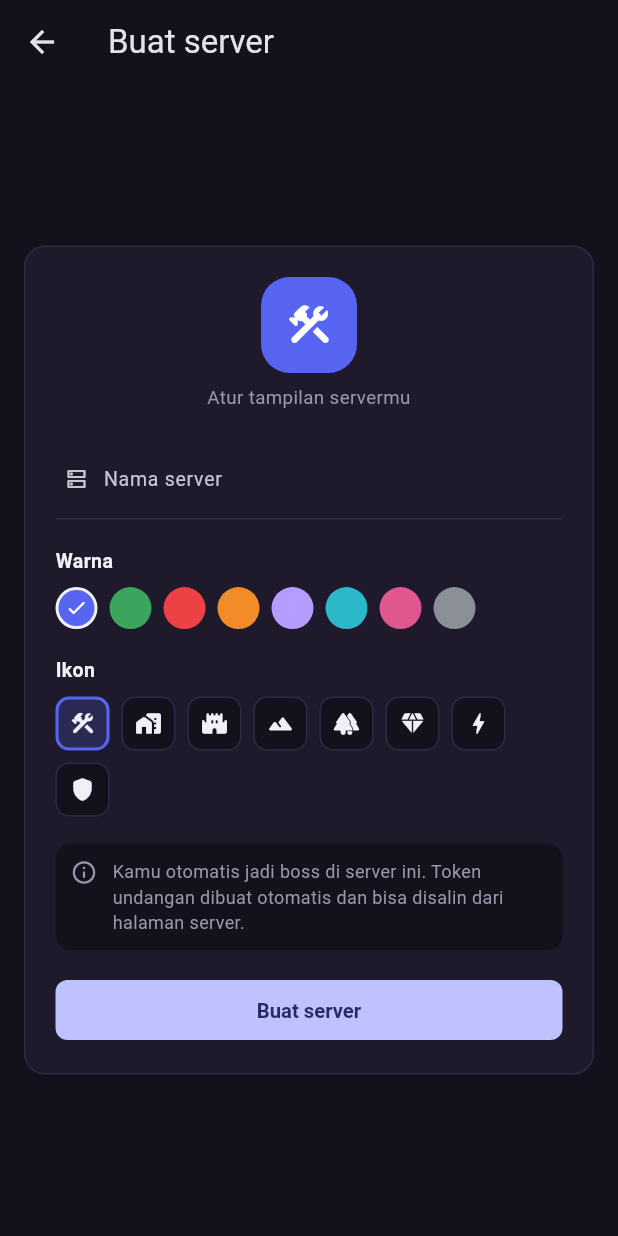
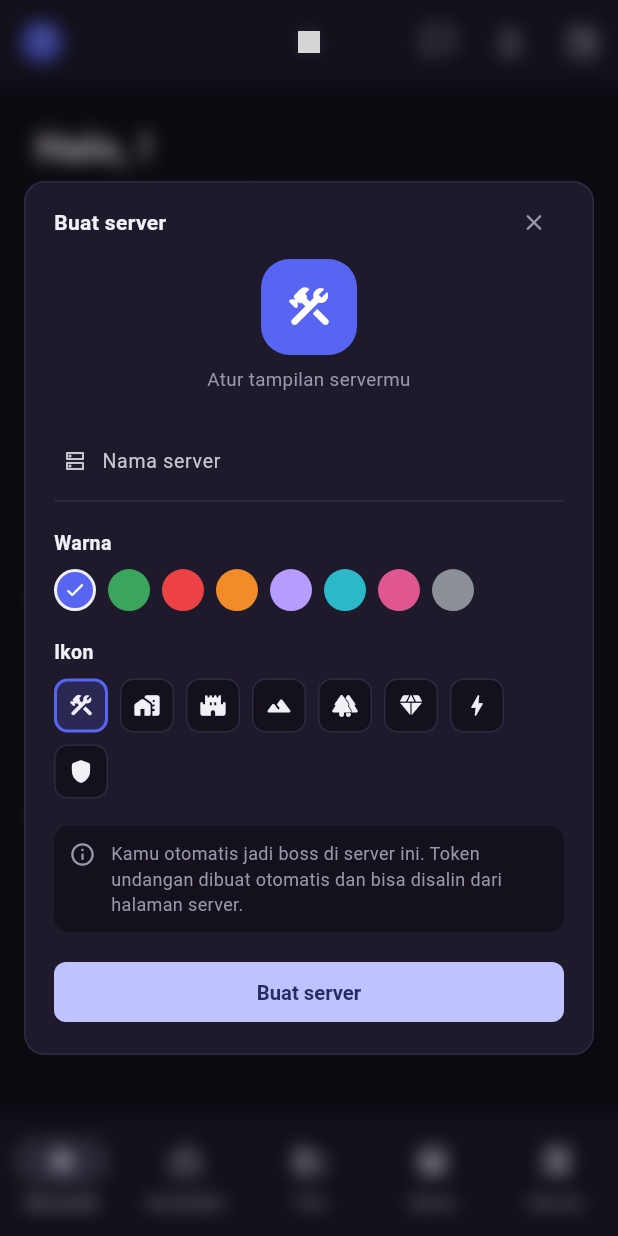
Before and after one commit to NoeiNon/RLink, a Flutter app: the DashboardScreen screen opened directly with empty values, after a tap on "Buat server", on a phone screen of 412 x 824 dp. Run offline on Flutter 3.47's test engine with Material 3 defaults, Android fonts, the phone set to English and light mode, and no system bars; our stand-ins replace file_picker, shared_preferences, supabase_flutter; accounts and stored records are empty; grey boxes are pictures that could not be loaded.

Commit message:
tambahan efek blur untuk server join/create dari homepage

```diff
--- a/lib/screens/create_server_screen.dart
+++ b/lib/screens/create_server_screen.dart
@@ -85,12 +85,9 @@ class _CreateServerScreenState extends State<CreateServerScreen> {
   @override
   Widget build(BuildContext context) {
     return Scaffold(
-      appBar: AppBar(
-        backgroundColor: Colors.transparent,
-        scrolledUnderElevation: 0,
-        title: const Text('Buat server'),
-      ),
+      backgroundColor: Colors.transparent,
       body: CompactCardPage(
+        title: 'Buat server',
         children: [
           Center(
             child: ServerAvatar(
@@ -200,7 +197,11 @@ class _CreateServerScreenState extends State<CreateServerScreen> {
             width: selected ? 2 : 1,
           ),
         ),
-        child: Icon(kServerIcons[index], size: 18, color: AppColors.textPrimary),
+        child: Icon(
+          kServerIcons[index],
+          size: 18,
+          color: AppColors.textPrimary,
+        ),
       ),
     );
   }
--- a/lib/screens/dashboard/home_tab.dart
+++ b/lib/screens/dashboard/home_tab.dart
@@ -4,6 +4,7 @@ import '../../core/app_theme.dart';
 import '../../data/mock_server_store.dart';
 import '../../models/server.dart';
 import '../../widgets/auth_layout.dart' show kFieldBorder;
+import '../../widgets/compact_card_page.dart' show blurDialogRoute;
 import '../../widgets/server_avatar.dart';
 import '../create_server_screen.dart';
 import '../join_server_screen.dart';
@@ -19,7 +20,8 @@ class _ServersLoader extends StatefulWidget {
     BuildContext context,
     List<ServerMembership>? memberships,
     Future<void> Function(Route<void> route) open,
-  ) builder;
+  )
+  builder;
 
   @override
   State<_ServersLoader> createState() => _ServersLoaderState();
@@ -50,21 +52,16 @@ class _ServersLoaderState extends State<_ServersLoader> {
       widget.builder(context, _memberships, _open);
 }
 
-Route<void> _createRoute(String username) => MaterialPageRoute<void>(
-      builder: (_) => CreateServerScreen(username: username),
-    );
+Route<void> _createRoute(String username) =>
+    blurDialogRoute<void>((_) => CreateServerScreen(username: username));
 
-Route<void> _joinRoute(String username) => MaterialPageRoute<void>(
-      builder: (_) => JoinServerScreen(username: username),
-    );
+Route<void> _joinRoute(String username) =>
+    blurDialogRoute<void>((_) => JoinServerScreen(username: username));
 
 Route<void> _serverRoute(String username, ServerMembership m) =>
     MaterialPageRoute<void>(
-      builder: (_) => ServerHomeScreen(
-        username: username,
-        server: m.server,
-        role: m.role,
-      ),
+      builder: (_) =>
+          ServerHomeScreen(username: username, server: m.server, role: m.role),
     );
 
 /// Beranda: sapaan, aksi cepat, dan server milik akun.
@@ -120,7 +117,8 @@ class HomeTab extends StatelessWidget {
             const SizedBox(height: 12),
             const _SoonCard(
               icon: Icons.badge_outlined,
-              text: 'Kandidat dan peluang yang cocok denganmu akan tampil di '
+              text:
+                  'Kandidat dan peluang yang cocok denganmu akan tampil di '
                   'sini setelah fiturnya siap.',
             ),
           ],
@@ -356,7 +354,8 @@ class _ServerCards extends StatelessWidget {
     if (list.isEmpty) {
       return const _SoonCard(
         icon: Icons.dns_outlined,
-        text: 'Kamu belum bergabung di server mana pun. Buat server baru atau '
+        text:
+            'Kamu belum bergabung di server mana pun. Buat server baru atau '
             'gabung pakai token.',
       );
     }
--- a/lib/screens/join_server_screen.dart
+++ b/lib/screens/join_server_screen.dart
@@ -76,12 +76,9 @@ class _JoinServerScreenState extends State<JoinServerScreen> {
   @override
   Widget build(BuildContext context) {
     return Scaffold(
-      appBar: AppBar(
-        backgroundColor: Colors.transparent,
-        scrolledUnderElevation: 0,
-        title: const Text('Gabung server'),
-      ),
+      backgroundColor: Colors.transparent,
       body: CompactCardPage(
+        title: 'Gabung server',
         children: [
           Center(
             child: Container(
--- a/lib/screens/server/server_switcher.dart
+++ b/lib/screens/server/server_switcher.dart
@@ -4,6 +4,7 @@ import '../../core/app_theme.dart';
 import '../../data/mock_server_store.dart';
 import '../../models/server.dart';
 import '../../widgets/auth_layout.dart';
+import '../../widgets/compact_card_page.dart' show blurDialogRoute;
 import '../../widgets/server_avatar.dart';
 import '../create_server_screen.dart';
 import '../join_server_screen.dart';
@@ -33,18 +34,14 @@ class ServerSwitcher extends StatelessWidget {
 
     if (value == 'create') {
       navigator.push(
-        MaterialPageRoute<void>(
-          builder: (_) => CreateServerScreen(username: username),
-        ),
+        blurDialogRoute<void>((_) => CreateServerScreen(username: username)),
       );
       return;
     }
 
     if (value == 'join') {
       navigator.push(
-        MaterialPageRoute<void>(
-          builder: (_) => JoinServerScreen(username: username),
-        ),
+        blurDialogRoute<void>((_) => JoinServerScreen(username: username)),
       );
       return;
     }
--- a/lib/widgets/compact_card_page.dart
+++ b/lib/widgets/compact_card_page.dart
@@ -1,38 +1,111 @@
+import 'dart:ui' show ImageFilter;
+
 import 'package:flutter/material.dart';
 
 import '../core/app_theme.dart';
 import 'auth_layout.dart' show kFieldBorder;
 
-/// Isi halaman berupa satu kartu kecil di tengah (gaya login/register).
-/// Dipakai form pendek seperti Buat server dan Gabung server.
+/// Route untuk popup: halaman di belakangnya tetap terlihat (diburamkan).
+/// Dipakai untuk Buat server dan Gabung server.
+Route<T> blurDialogRoute<T>(WidgetBuilder builder) {
+  return PageRouteBuilder<T>(
+    opaque: false,
+    barrierDismissible: false,
+    transitionDuration: const Duration(milliseconds: 180),
+    reverseTransitionDuration: const Duration(milliseconds: 140),
+    pageBuilder: (context, _, __) => builder(context),
+    transitionsBuilder: (context, animation, _, child) {
+      final curved = CurvedAnimation(parent: animation, curve: Curves.easeOut);
+      return FadeTransition(
+        opacity: curved,
+        child: ScaleTransition(
+          scale: Tween<double>(begin: 0.97, end: 1).animate(curved),
+          child: child,
+        ),
+      );
+    },
+  );
+}
+
+/// Popup berupa satu kartu kecil di tengah, latar belakang diburamkan.
+/// Ketuk di luar kartu atau tombol X untuk menutup.
 class CompactCardPage extends StatelessWidget {
   const CompactCardPage({
     super.key,
+    required this.title,
     required this.children,
     this.maxWidth = 380,
   });
 
+  final String title;
   final List<Widget> children;
   final double maxWidth;
 
   @override
   Widget build(BuildContext context) {
-    return SafeArea(
+    return BackdropFilter(
+      filter: ImageFilter.blur(sigmaX: 6, sigmaY: 6),
+      child: GestureDetector(
+        behavior: HitTestBehavior.opaque,
+        onTap: () => Navigator.of(context).maybePop(),
+        child: ColoredBox(
+          color: const Color(0x66000000),
+          child: SafeArea(
             child: Center(
               child: SingleChildScrollView(
-          padding: const EdgeInsets.symmetric(horizontal: 16, vertical: 12),
+                padding: const EdgeInsets.symmetric(
+                  horizontal: 16,
+                  vertical: 12,
+                ),
                 child: ConstrainedBox(
                   constraints: BoxConstraints(maxWidth: maxWidth),
-            child: Container(
-              padding: const EdgeInsets.fromLTRB(20, 20, 20, 18),
-              decoration: BoxDecoration(
+                  // Ketukan di dalam kartu tidak menutup popup.
+                  child: GestureDetector(
+                    onTap: () {},
+                    child: Material(
                       color: AppColors.surface,
+                      shape: RoundedRectangleBorder(
                         borderRadius: BorderRadius.circular(14),
-                border: Border.all(color: kFieldBorder),
+                        side: const BorderSide(color: kFieldBorder),
                       ),
+                      child: Padding(
+                        padding: const EdgeInsets.fromLTRB(20, 8, 20, 18),
                         child: Column(
                           crossAxisAlignment: CrossAxisAlignment.stretch,
-                children: children,
+                          children: [
+                            Row(
+                              children: [
+                                Expanded(
+                                  child: Text(
+                                    title,
+                                    style: const TextStyle(
+                                      color: AppColors.textPrimary,
+                                      fontSize: 14,
+                                      fontWeight: FontWeight.w700,
+                                    ),
+                                  ),
+                                ),
+                                IconButton(
+                                  tooltip: 'Tutup',
+                                  visualDensity: VisualDensity.compact,
+                                  icon: const Icon(
+                                    Icons.close_rounded,
+                                    size: 18,
+                                    color: AppColors.textMuted,
+                                  ),
+                                  onPressed: () =>
+                                      Navigator.of(context).maybePop(),
+                                ),
+                              ],
+                            ),
+                            const SizedBox(height: 4),
+                            ...children,
+                          ],
+                        ),
+                      ),
+                    ),
+                  ),
+                ),
               ),
             ),
           ),
```
Lines whose indentation alone changed are shown as unchanged.
